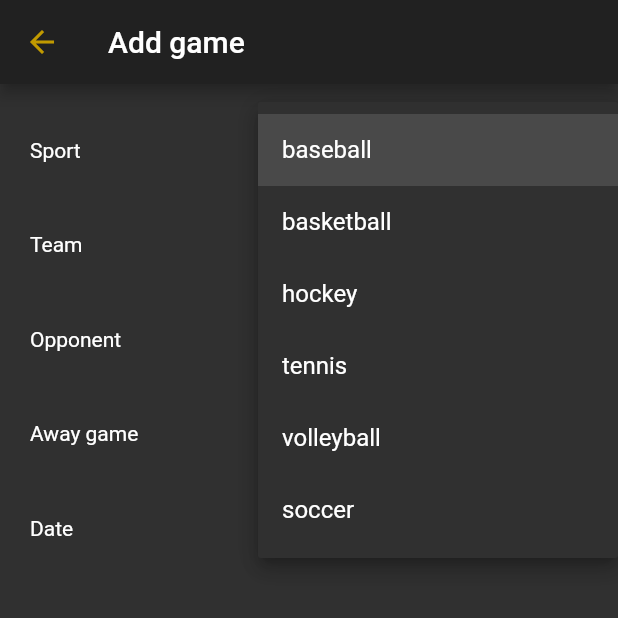
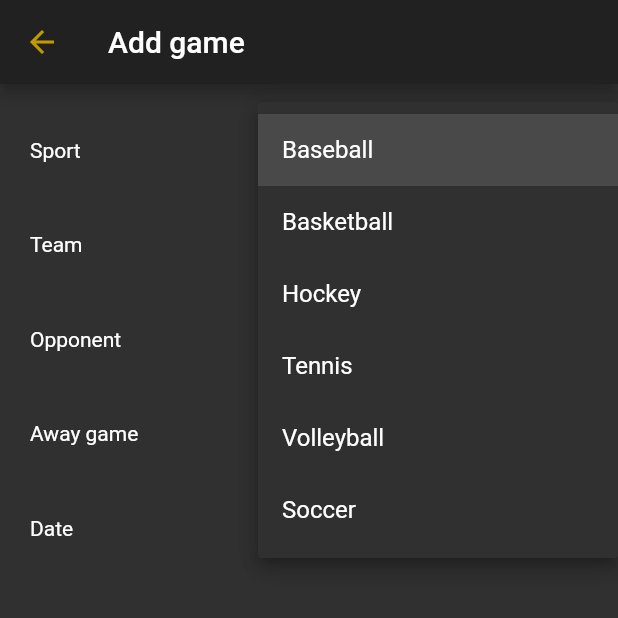
Before and after one commit to Student-Lyf/RamLife, a Flutter app: the SportsBuilder screen opened by its route, after a tap on "Choose a sport", on a phone screen of 412 x 824 dp, the top half of it. Run offline on Flutter 3.47's test engine with Material 2 defaults, Android fonts, the phone set to English and light mode, and no system bars; our stand-ins replace cloud_firestore, firebase_auth, firebase_crashlytics, firebase_messaging, flutter_local_notifications, google_sign_in and 1 more; accounts and stored records are empty; project files that could hold a hidden picture were left out.

Commit message:
Added loading animation to SportsBuilder.save

```diff
--- a/lib/src/pages/builders/sports_builder.dart
+++ b/lib/src/pages/builders/sports_builder.dart
@@ -80,12 +80,24 @@ class FormRow extends StatelessWidget {
 
 /// A page to create a Sports game.
 class SportsBuilder extends StatelessWidget {
+	/// Capitalizes a word.
+	static String capitalize(String word) =>
+		word [0].toUpperCase() + word.substring(1);
+
 	@override
-	Widget build(BuildContext context) => Scaffold(
-		appBar: AppBar(title: const Text("Add game")),
-		body: ModelListener<SportsBuilderModel>(
-			model: () => SportsBuilderModel(),
-			builder: (_, SportsBuilderModel model, __) => ListView(
+	Widget build(BuildContext context) => ModelListener<SportsBuilderModel>(
+		model: () => SportsBuilderModel(),
+		builder: (_, SportsBuilderModel model, __) => Scaffold(
+			appBar: AppBar(title: const Text("Add game")),
+			bottomSheet: !model.loading ? null : Container(
+				height: 60,
+				padding: const EdgeInsets.all(10),
+				child: Row(
+					mainAxisAlignment: MainAxisAlignment.spaceBetween,
+					children: const [Text("Saving..."), CircularProgressIndicator()]
+				)
+			),
+			body: ListView(
 				padding: const EdgeInsets.all(20),
 				children: [
 					FormRow(
@@ -98,7 +110,7 @@ class SportsBuilder extends StatelessWidget {
 								for (final Sport sport in Sport.values)
 									DropdownMenuItem<Sport>(
 										value: sport,
-										child: Text(sport.toString().split(".") [1])
+										child: Text(capitalize(sport.toString().split(".") [1]))
 									)
 							],
 						),
@@ -108,6 +120,7 @@ class SportsBuilder extends StatelessWidget {
 						"Team",
 						TextField(
 							onChanged: (String value) => model.team = value,
+							textCapitalization: TextCapitalization.words,
 						),
 						sized: true,
 					),
@@ -115,6 +128,7 @@ class SportsBuilder extends StatelessWidget {
 						"Opponent",
 						TextField(
 							onChanged: (String value) => model.opponent = value,
+							textCapitalization: TextCapitalization.words,
 						),
 						sized: true,
 					),
@@ -179,7 +193,12 @@ class SportsBuilder extends StatelessWidget {
 								child: const Text("Cancel"),
 							),
 							RaisedButton(
-								onPressed: model.ready ? model.saveGame : null,
+								onPressed: !model.ready ? null : () async {
+									model.loading = true;
+									await model.saveGame();
+									model.loading = false;
+									Navigator.of(context).pop();
+								},
 								child: const Text("Save"),
 							)
 						]
```
Also changed, not shown: lib/src/models/view/builders/sports_builder.dart (+3 -10 lines).
